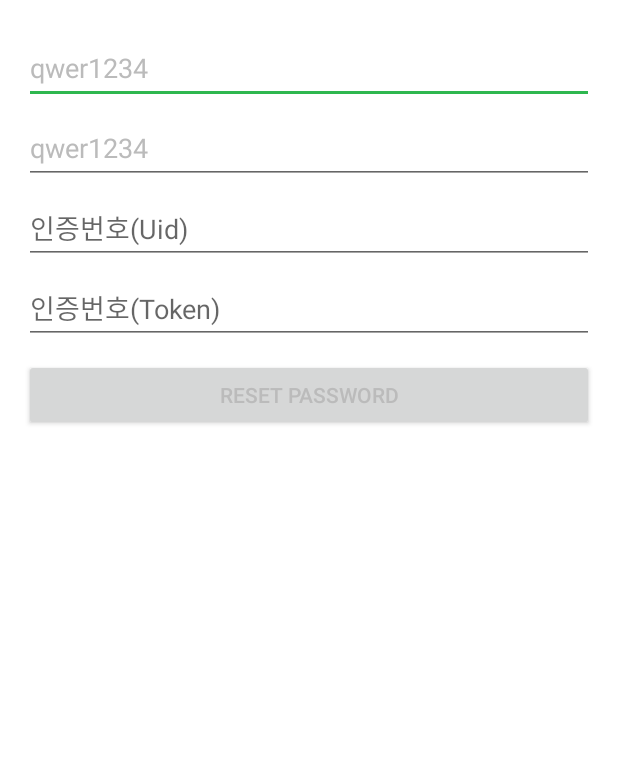
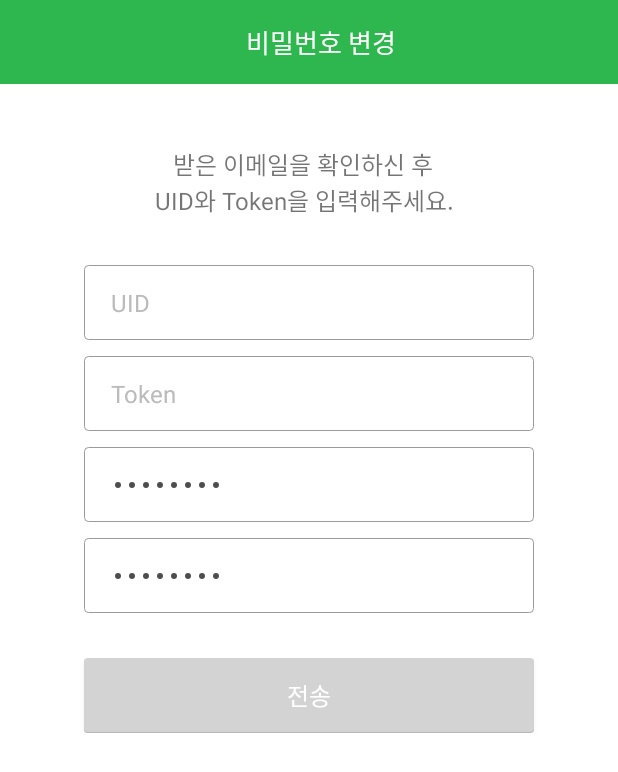
Before and after one commit to sosanara/sosaFront, an Android app: the ResetPawdActivity screen opened directly, with no data from a screen before it, on a phone screen of 412 x 824 dp. Shown: the top 772 px of the screen. Run offline under Robolectric (Android 15) with nearby library versions, the phone set to English and light mode, and no system bars; Roboto replaces fonts that are not available here.

Commit message:
reset pawd page design completed

```diff
--- a/app/src/main/java/com/example/shim/sosafront/UserInfoPackage/UserInfoActivity.java
+++ b/app/src/main/java/com/example/shim/sosafront/UserInfoPackage/UserInfoActivity.java
@@ -122,7 +122,7 @@ public class UserInfoActivity extends Activity {
         protected String doInBackground(String... params) {
             try {
                 // Enter URL address where your php file resides
-                url = new URL("http://113.198.84.37/api/v1/");
+                url = new URL("http://113.198.84.37/rest-auth/user/");
 
             } catch (MalformedURLException e) {
                 // TODO Auto-generated catch block
--- a/app/src/main/res/layout/activity_change_pawd.xml
+++ b/app/src/main/res/layout/activity_change_pawd.xml
@@ -21,7 +21,7 @@ android:layout_height="match_parent">
         android:layout_height="match_parent"
         android:textColor="@color/whiteColor"
         android:text="@string/toolbar_change_pawd"
-        android:textSize="19.5sp"
+        android:textSize="17.5sp"
         android:gravity="center_horizontal"/>
 </android.support.v7.widget.Toolbar>
 
@@ -35,6 +35,7 @@ android:layout_height="match_parent">
         android:id="@+id/oldPawdView"
         android:background="@drawable/text_border"
         android:hint="@string/old_pawd"
+        android:textColorHint="@color/hintTextColor"
         android:layout_width="300dp"
         android:layout_height="50dp"
         android:layout_marginLeft="30dp"
@@ -43,12 +44,14 @@ android:layout_height="match_parent">
         android:paddingLeft="18.3dp"
         android:paddingRight="18.3dp"
         android:textSize="16sp"
-        android:layout_gravity="center" />
+        android:layout_gravity="center"
+        android:inputType="textPassword"/>
 
     <EditText
         android:id="@+id/changePawd1View"
         android:background="@drawable/text_border"
         android:hint="@string/new_pawd"
+        android:textColorHint="@color/hintTextColor"
         android:layout_width="300dp"
         android:layout_height="50dp"
         android:layout_marginLeft="30dp"
@@ -57,12 +60,14 @@ android:layout_height="match_parent">
         android:paddingLeft="18.3dp"
         android:paddingRight="18.3dp"
         android:textSize="16sp"
-        android:layout_gravity="center" />
+        android:layout_gravity="center"
+        android:inputType="textPassword"/>
 
     <EditText
         android:id="@+id/changePawd2View"
         android:background="@drawable/text_border"
         android:hint="@string/new_pawd_confirm"
+        android:textColorHint="@color/hintTextColor"
         android:layout_width="300dp"
         android:layout_height="50dp"
         android:layout_marginLeft="30dp"
@@ -71,11 +76,12 @@ android:layout_height="match_parent">
         android:paddingLeft="18.3dp"
         android:paddingRight="18.3dp"
         android:textSize="16sp"
-        android:layout_gravity="center" />
+        android:layout_gravity="center"
+        android:inputType="textPassword"/>
 
     <Button
         android:id="@+id/changePawdBtn"
-        android:text="전송"
+        android:text="@string/send"
         android:layout_width="300dp"
         android:layout_height="50dp"
         android:layout_marginLeft="30dp"
--- a/app/src/main/res/layout/activity_find_pawd.xml
+++ b/app/src/main/res/layout/activity_find_pawd.xml
@@ -21,7 +21,7 @@
             android:layout_height="match_parent"
             android:textColor="@color/whiteColor"
             android:text="@string/toolbar_find_pawd"
-            android:textSize="19.5sp"
+            android:textSize="17.5sp"
             android:gravity="center_horizontal"/>
     </android.support.v7.widget.Toolbar>
 
@@ -39,13 +39,13 @@
             android:paddingBottom="17dp"
             android:textSize="16sp"
             android:layout_gravity="center"
-            android:textColor="@color/textViewColor"
-            android:radius="2.5dp" />
+            android:textColor="@color/textViewColor"/>
 
         <EditText
             android:id="@+id/emailView"
             android:background="@drawable/text_border"
             android:hint="@string/email"
+            android:textColorHint="@color/hintTextColor"
             android:layout_width="300dp"
             android:layout_height="50dp"
             android:layout_marginLeft="30dp"
@@ -58,7 +58,7 @@
 
         <Button
             android:id="@+id/findPawdBtn"
-            android:text="전송"
+            android:text="@string/send"
             android:layout_width="300dp"
             android:layout_height="50dp"
             android:layout_marginLeft="30dp"
--- a/app/src/main/res/layout/activity_reset_pawd.xml
+++ b/app/src/main/res/layout/activity_reset_pawd.xml
@@ -1,50 +1,124 @@
 <?xml version="1.0" encoding="utf-8"?>
+
 <LinearLayout xmlns:android="http://schemas.android.com/apk/res/android"
-    xmlns:tools="http://schemas.android.com/tools"
+    xmlns:app="http://schemas.android.com/apk/res-auto"
+    android:orientation="vertical"
     android:layout_width="match_parent"
-    android:layout_height="match_parent" android:paddingLeft="@dimen/activity_horizontal_margin"
-    android:paddingRight="@dimen/activity_horizontal_margin"
-    android:paddingTop="@dimen/activity_vertical_margin"
-    android:paddingBottom="@dimen/activity_vertical_margin"
-    android:orientation="vertical">
+    android:layout_height="match_parent">
 
-    <EditText
-        android:id="@+id/resetPawd1View"
-        android:layout_marginTop="5dp"
-        android:hint="새 비밀번호"
+    <android.support.v7.widget.Toolbar
+        xmlns:android="http://schemas.android.com/apk/res/android"
+        xmlns:app="http://schemas.android.com/apk/res-auto"
+        android:id="@+id/toolBar"
         android:layout_width="match_parent"
-        android:layout_height="wrap_content" />
+        android:layout_height="wrap_content"
+        android:minHeight="?attr/actionBarSize"
+        android:background="?attr/colorPrimary"
+        app:popupTheme="@style/ThemeOverlay.AppCompat.Dark" >
 
-    <EditText
-        android:id="@+id/resetPawd2View"
-        android:layout_marginTop="5dp"
-        android:hint="새 비밀번호 확인"
-        android:layout_width="match_parent"
-        android:layout_height="wrap_content" />
-
-    <EditText
-        android:id="@+id/resetUid"
-        android:layout_marginTop="5dp"
-        android:hint="인증번호(Uid)"
-        android:layout_width="match_parent"
-        android:layout_height="wrap_content" />
-
-    <EditText
-        android:id="@+id/resetToken"
-        android:layout_marginTop="5dp"
-        android:hint="인증번호(Token)"
-        android:layout_width="match_parent"
-        android:layout_height="wrap_content" />
+        <TextView
+            android:id="@+id/toolbar_title"
+            android:layout_width="match_parent"
+            android:layout_height="match_parent"
+            android:textColor="@color/whiteColor"
+            android:text="@string/toolbar_change_pawd"
+            android:textSize="17.5sp"
+            android:gravity="center_horizontal"/>
+    </android.support.v7.widget.Toolbar>
 
 
-
-    <Button
+    <LinearLayout
         android:layout_width="match_parent"
         android:layout_height="wrap_content"
-        android:text="Reset Password"
-        android:id="@+id/resetPawdBtn"
-        android:layout_marginTop="10dp"
-        android:onClick="resetPawd"/>
+        android:orientation="vertical">
 
-    <!--android:layout_below="@+id/password"-->
+        <TextView
+            android:text="   받은 이메일을 확인하신 후 UID와 Token을 입력해주세요."
+            android:layout_width="205.5dp"
+            android:layout_height="47dp"
+            android:layout_marginTop="41.5dp"
+            android:textSize="16sp"
+            android:layout_gravity="center" />
+
+        <EditText
+            android:id="@+id/resetUid"
+            android:background="@drawable/text_border"
+            android:hint="@string/uid"
+            android:textColorHint="@color/hintTextColor"
+            android:layout_width="300dp"
+            android:layout_height="50dp"
+            android:layout_marginLeft="30dp"
+            android:layout_marginRight="30dp"
+            android:layout_marginTop="32dp"
+            android:paddingLeft="18.3dp"
+            android:paddingRight="18.3dp"
+            android:textSize="16sp"
+            android:layout_gravity="center"/>
+
+        <EditText
+            android:id="@+id/resetToken"
+            android:background="@drawable/text_border"
+            android:hint="@string/token"
+            android:textColorHint="@color/hintTextColor"
+            android:layout_width="300dp"
+            android:layout_height="50dp"
+            android:layout_marginLeft="30dp"
+            android:layout_marginRight="30dp"
+            android:layout_marginTop="10.8dp"
+            android:paddingLeft="18.3dp"
+            android:paddingRight="18.3dp"
+            android:textSize="16sp"
+            android:layout_gravity="center"/>
+
+
+        <EditText
+            android:id="@+id/resetPawd1View"
+            android:background="@drawable/text_border"
+            android:hint="@string/old_pawd"
+            android:textColorHint="@color/hintTextColor"
+            android:layout_width="300dp"
+            android:layout_height="50dp"
+            android:layout_marginLeft="30dp"
+            android:layout_marginRight="30dp"
+            android:layout_marginTop="10.8dp"
+            android:paddingLeft="18.3dp"
+            android:paddingRight="18.3dp"
+            android:textSize="16sp"
+            android:layout_gravity="center"
+            android:inputType="textPassword" />
+
+        <EditText
+            android:id="@+id/resetPawd2View"
+            android:background="@drawable/text_border"
+            android:hint="@string/new_pawd"
+            android:textColorHint="@color/hintTextColor"
+            android:layout_width="300dp"
+            android:layout_height="50dp"
+            android:layout_marginLeft="30dp"
+            android:layout_marginRight="30dp"
+            android:layout_marginTop="10.8dp"
+            android:paddingLeft="18.3dp"
+            android:paddingRight="18.3dp"
+            android:textSize="16sp"
+            android:layout_gravity="center"
+            android:inputType="textPassword"/>
+
+
+        <Button
+            android:id="@+id/resetPawdBtn"
+            android:text="@string/send"
+            android:layout_width="300dp"
+            android:layout_height="50dp"
+            android:layout_marginLeft="30dp"
+            android:layout_marginRight="30dp"
+            android:layout_marginTop="30dp"
+            android:paddingLeft="18.3dp"
+            android:paddingRight="18.3dp"
+            android:textColor="@color/whiteColor"
+            android:textSize="16sp"
+            android:layout_gravity="center"
+            android:onClick="changePawd"
+            android:background="@drawable/button_border"/>
+
+    </LinearLayout>
 </LinearLayout>
--- a/app/src/main/res/layout/activity_sign_up.xml
+++ b/app/src/main/res/layout/activity_sign_up.xml
@@ -32,7 +32,7 @@
             android:layout_height="match_parent"
             android:textColor="@color/whiteColor"
             android:text="@string/toolbar_sign_up"
-            android:textSize="19.5sp"
+            android:textSize="17.5sp"
             android:gravity="center_horizontal"/>
     </android.support.v7.widget.Toolbar>
 
--- a/app/src/main/res/values/strings.xml
+++ b/app/src/main/res/values/strings.xml
@@ -72,9 +72,12 @@
     <string name="birth">출생연도</string>
     <string name="new_pawd">새 비밀번호</string>
     <string name="new_pawd_confirm">새 비밀번호 확인</string>
-    <string name="old_pawd">출생연도</string>
+    <string name="old_pawd">현재 비밀번호</string>
 
     <string name="sign_up_complete">회원가입 완료</string>
+    <string name="uid">UID</string>
+    <string name="token">Token</string>
+    <string name="send">전송</string>
 
 
 
--- a/app/src/main/res/values/styles.xml
+++ b/app/src/main/res/values/styles.xml
@@ -5,7 +5,7 @@
         <item name="colorPrimary">@color/colorPrimary</item>
         <item name="colorPrimaryDark">@color/colorPrimary</item>
         <item name="colorAccent">@color/colorPrimary</item>
-        <item name="android:textColorPrimary">@color/hintTextColor</item>
+        <item name="android:textColorPrimary">@color/textViewColor</item>
         <item name="android:windowBackground">@color/myWindowBackground</item>
     </style>
 
```
